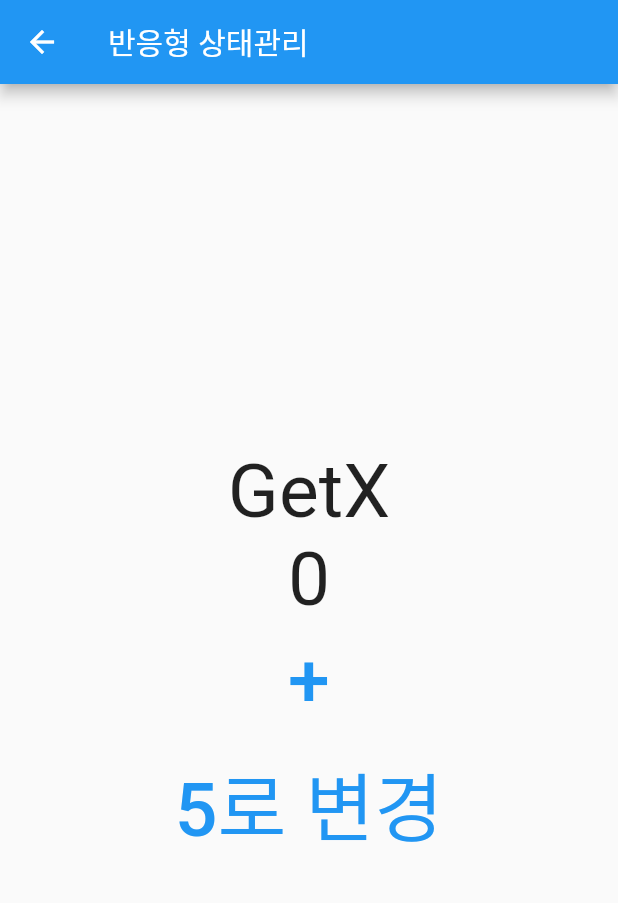
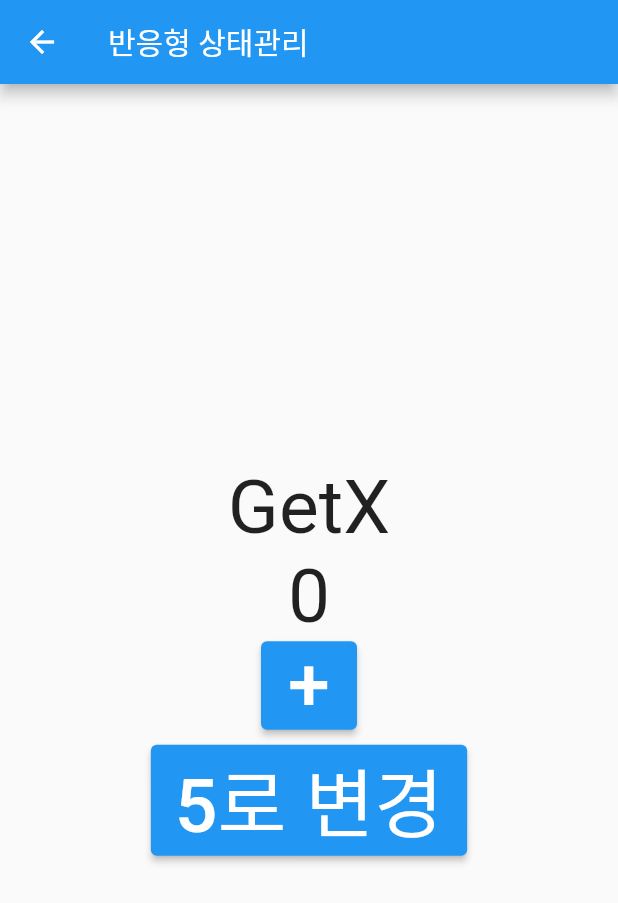
Before and after one commit to kwonsoonho/getX, a Flutter app: the screen it shows after launch, after a tap on "반응형 상태관리", on a phone screen of 412 x 824 dp. Shown: the top 903 px of the screen. Run offline on Flutter 3.47's test engine with Material 2 defaults, Android fonts, the phone set to English and light mode, and no system bars; our stand-ins replace get.

Commit message:
의존성 주입 작업중

```diff
--- /dev/null
+++ b/lib/dependencys/dependency_controller.dart
@@ -0,0 +1,5 @@
+import 'package:get/get.dart';
+
+class DependencyController extends GetxController{
+
+}
--- a/lib/pages/ReactiveStateManagePage.dart
+++ b/lib/pages/ReactiveStateManagePage.dart
@@ -23,7 +23,7 @@ class ReactiveStateManagePage extends StatelessWidget {
               // print("수정");
               return Text("${Get.find<CountControllerWithreactive>().count.value}", style: TextStyle(fontSize: 50));
             }),
-            TextButton(
+            ElevatedButton(
               onPressed: () {
                 Get.find<CountControllerWithreactive>().increase();
               },
@@ -32,7 +32,8 @@ class ReactiveStateManagePage extends StatelessWidget {
                 style: TextStyle(fontSize: 50),
               ),
             ),
-            TextButton(
+            SizedBox(height: 10,),
+            ElevatedButton(
               onPressed: () {
                 Get.find<CountControllerWithreactive>().putNumber(5);
               },
--- a/lib/src/srcHome.dart
+++ b/lib/src/srcHome.dart
@@ -1,5 +1,6 @@
 import 'package:flutter/material.dart';
 import 'package:get/get.dart';
+import 'package:testgetx/dependencys/dependencys_manage_page.dart';
 import 'package:testgetx/pages/ReactiveStateManagePage.dart';
 import 'package:testgetx/pages/nomal/first.dart';
 import 'package:testgetx/pages/simple_state.dart';
@@ -52,6 +53,11 @@ class HomeScreen extends StatelessWidget {
                   Get.to(ReactiveStateManagePage());
                 },
                 child: Text("반응형 상태관리")),
+            ElevatedButton(
+                onPressed: () {
+                  Get.to(DependencyManagePage());
+                },
+                child: Text("의존성 관리")),
           ],
         ),
       ),
```
Also changed, not shown: lib/dependencys/dependencys_manage_page.dart (added, +38 -0 lines), lib/dependencys/get_put.dart (added, +12 -0 lines).
